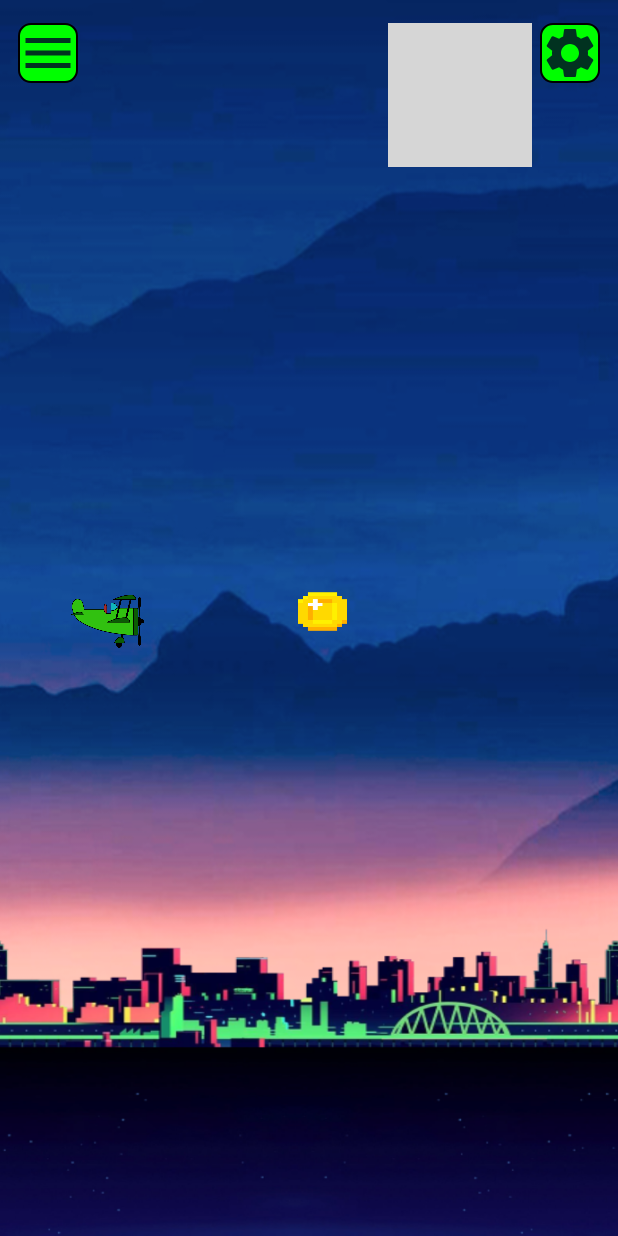
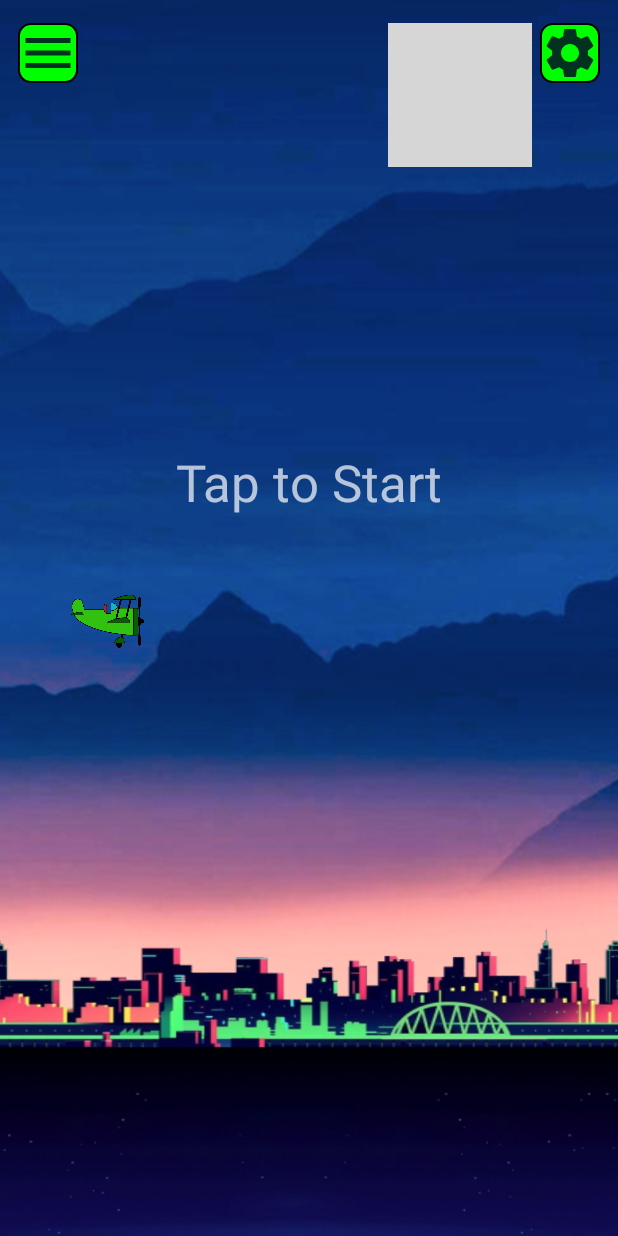
Before and after one commit to LorenzoCorradi/Flying_Chicken, an Android app: the screen it shows after launch (MainActivity), after a tap on "PLAY", on a phone screen of 412 x 824 dp. Run offline under Robolectric (Android 15) with nearby library versions, the phone set to English and light mode, and no system bars; grey boxes are pictures that could not be loaded.

Commit message:
Aggirnato il menu iniziale e fixati bug generali

```diff
--- a/app/src/main/java/com/example/flyingchicken/Bird.java
+++ b/app/src/main/java/com/example/flyingchicken/Bird.java
@@ -49,7 +49,8 @@ public class Bird extends BaseObject{
     public void setArrBms(ArrayList<Bitmap> arrBms) {
         this.arrBms = arrBms;
         for(int i=0;i<arrBms.size();i++){
-            this.arrBms.set(i,Bitmap.createScaledBitmap(this.arrBms.get(i),this.width,this.height,true));
+            Bitmap sup = Bitmap.createScaledBitmap(arrBms.get(i),this.width,this.height,true);
+            this.arrBms.set(i,sup);
         }
     }
 
--- a/app/src/main/java/com/example/flyingchicken/GameView.java
+++ b/app/src/main/java/com/example/flyingchicken/GameView.java
@@ -30,12 +30,13 @@ public class GameView extends View {
     private Bottom bottom1;
     private Bottom bottom2;
     private int score;
+    boolean first_touch = false;
     ArrayList<Pipe> pipes=new ArrayList<>();
     Resources res = getContext().getResources();
 
     //Metodo per comunicare con la MainActivity
     public interface IMyEventListener {
-        public void onEventOccurred(int score);
+        public void onEventOccurred(int score, boolean started);
     }
 
     private IMyEventListener mEventListener;
@@ -44,7 +45,7 @@ public class GameView extends View {
         this.mEventListener = mEventListener;
     }
 
-    public GameView(Context context, @Nullable AttributeSet attrs) {
+        public GameView(Context context, @Nullable AttributeSet attrs) {
         super(context, attrs);
         this.setBackground(context.getDrawable(Constants.BACKGROUND));
         bird=new Bird();
@@ -127,11 +128,11 @@ public class GameView extends View {
                 for (Pipe pipe : pipes) {
                     if (bird.touchesPipe(pipe)) {
                         bird.setDead(true);
-                        Toast.makeText(context, "dead", Toast.LENGTH_SHORT).show();
+                        //Toast.makeText(context, "dead", Toast.LENGTH_SHORT).show();
                         Constants.GAMEOVER = true;
                         Constants.SCORE = score;
                         if (mEventListener != null) {
-                            mEventListener.onEventOccurred(score);
+                            mEventListener.onEventOccurred(score, first_touch);
                         }
                     }
                     Float f1 = new Float(bird.getX());
@@ -139,8 +140,9 @@ public class GameView extends View {
                     if(f1.equals(f2)){
                         //Toast.makeText(context, "score" + score, Toast.LENGTH_SHORT).show();
                         score++;
+                        Constants.SCORE = score;
                         if (mEventListener != null) {
-                            mEventListener.onEventOccurred(score);
+                            mEventListener.onEventOccurred(score, first_touch);
                         }
                     }
 
@@ -157,17 +159,33 @@ public class GameView extends View {
 
         boolean status = Constants.PAUSED || Constants.GAMEOVER; //Se falsa le draw disegnano
 
-        bird.draw(canvas, status && bird.getY() > Constants.SCREEN_HEIGHT); //Si ferma quando e' caduto del tutto
+        if(!first_touch){
+            bird.draw(canvas, status);
+            bottom1.draw(canvas, status);
+            bottom2.draw(canvas, status);
 
-        Pipe.draw(canvas, status,pipes,res);
-        coin.draw(canvas, status);
-        bottom1.draw(canvas, status);
-        bottom2.draw(canvas, status);
+            if(bird.getY() > Constants.SCREEN_HEIGHT / 2 + 20){
+                bird.setDrop(-10); //Lo faccio saltare un po meno
+            }
+        }
+        else{
+            bird.draw(canvas, (status && !Constants.GAMEOVER) || bird.getY() > Constants.SCREEN_HEIGHT); //Si ferma quando e' caduto del tutto
+
+            Pipe.draw(canvas, status,pipes,res);
+            coin.draw(canvas, status);
+            bottom1.draw(canvas, status);
+            bottom2.draw(canvas, status);
+        }
+
         handler.postDelayed(r,10);
     }
 
     @Override
     public boolean onTouchEvent(MotionEvent event) {
+        if(!first_touch) {
+            first_touch = true;
+            mEventListener.onEventOccurred(score, first_touch);
+        }
         if(!bird.isDead())
         if(event.getAction()==MotionEvent.ACTION_UP){
             if(bird.getY() + bird.getHeight() / 2 > 0)
--- /dev/null
+++ b/app/src/main/java/com/example/flyingchicken/GameView2.java
@@ -0,0 +1,112 @@
+package com.example.flyingchicken;
+
+import static com.example.flyingchicken.Constants.COLLISIONS;
+
+import android.content.Context;
+import android.content.res.Resources;
+import android.graphics.Bitmap;
+import android.graphics.BitmapFactory;
+import android.graphics.Canvas;
+import android.graphics.Color;
+import android.graphics.Paint;
+import android.graphics.Path;
+import android.graphics.Picture;
+import android.graphics.Rect;
+import android.os.Handler;
+import android.util.AttributeSet;
+import android.view.MotionEvent;
+import android.view.View;
+import android.widget.Toast;
+
+import androidx.annotation.Nullable;
+
+import java.util.ArrayList;
+
+public class GameView2 extends View {
+    private Bird bird;
+    private Handler handler = new Handler();
+    private Runnable r=new Runnable() {
+        @Override
+        public void run() {
+            if(bird.getY() > Constants.SCREEN_HEIGHT / 2f + 100){
+                bird.setDrop(-10);
+            }
+
+            invalidate();
+        }
+    };;
+
+    public GameView2(Context context) {
+        super(context);
+
+        this.setBackground(context.getDrawable(Constants.BACKGROUND));
+
+
+        bird = new Bird();
+
+        bird.setWidth((150*Constants.SCREEN_WIDTH/1000));
+        bird.setHeight((120*Constants.SCREEN_HEIGHT/1900));
+        bird.setX(Constants.SCREEN_WIDTH / 2f);
+        bird.setY(Constants.SCREEN_HEIGHT/2-bird.getHeight()/2);
+        bird.setDead(false);
+        ArrayList<Bitmap> arrBms=new ArrayList<>();
+
+        arrBms.add(BitmapFactory.decodeResource(this.getResources(),R.drawable.eli_frame1));
+        arrBms.add(BitmapFactory.decodeResource(this.getResources(),R.drawable.eli_frame2));
+        arrBms.add(BitmapFactory.decodeResource(this.getResources(),R.drawable.eli_frame3));
+        arrBms.add(BitmapFactory.decodeResource(this.getResources(),R.drawable.eli_frame4));
+        bird.setArrBms(arrBms);
+
+    }
+
+    public GameView2(Context context, AttributeSet attrs, int defStyle) {
+        super(context, attrs, defStyle);
+
+
+        bird = new Bird();
+
+        bird.setWidth((150*Constants.SCREEN_WIDTH/1000));
+        bird.setHeight((120*Constants.SCREEN_HEIGHT/1900));
+        bird.setX(100 * Constants.SCREEN_WIDTH / 1000f);
+        bird.setY(Constants.SCREEN_HEIGHT/2-bird.getHeight()/2);
+        bird.setDead(false);
+        ArrayList<Bitmap> arrBms=new ArrayList<>();
+
+        arrBms.add(BitmapFactory.decodeResource(this.getResources(),R.drawable.eli_frame1));
+        arrBms.add(BitmapFactory.decodeResource(this.getResources(),R.drawable.eli_frame2));
+        arrBms.add(BitmapFactory.decodeResource(this.getResources(),R.drawable.eli_frame3));
+        arrBms.add(BitmapFactory.decodeResource(this.getResources(),R.drawable.eli_frame4));
+        bird.setArrBms(arrBms);
+
+    }
+
+
+    public GameView2(Context context, @Nullable AttributeSet attrs) {
+        super(context, attrs);
+
+
+        bird = new Bird();
+
+        bird.setWidth((150*Constants.SCREEN_WIDTH/1000));
+        bird.setHeight((120*Constants.SCREEN_HEIGHT/1900));
+        bird.setX(100 * Constants.SCREEN_WIDTH / 1000f);
+        bird.setY(Constants.SCREEN_HEIGHT/2-bird.getHeight()/2);
+        bird.setDead(false);
+        ArrayList<Bitmap> arrBms=new ArrayList<>();
+
+        arrBms.add(BitmapFactory.decodeResource(this.getResources(),R.drawable.eli_frame1));
+        arrBms.add(BitmapFactory.decodeResource(this.getResources(),R.drawable.eli_frame2));
+        arrBms.add(BitmapFactory.decodeResource(this.getResources(),R.drawable.eli_frame3));
+        arrBms.add(BitmapFactory.decodeResource(this.getResources(),R.drawable.eli_frame4));
+        bird.setArrBms(arrBms);
+
+    }
+
+    @Override
+    public void onDraw(Canvas canvas){
+      super.onDraw(canvas);
+      bird.draw(canvas, false);
+      handler.postDelayed(r, 10);
+    }
+
+}
--- a/app/src/main/java/com/example/flyingchicken/MainActivity.java
+++ b/app/src/main/java/com/example/flyingchicken/MainActivity.java
@@ -28,6 +28,8 @@ public class MainActivity extends AppCompatActivity implements View.OnClickListe
     PauseFragment pausefragment=new PauseFragment();
     GameOverFragment gameOverFragment = new GameOverFragment();
 
+    TextView txtViewScore; //Messo qui cosi lo tolgo il punteggio quando va in pausa
+
     @Override
     protected void onCreate(Bundle savedInstanceState) {
         super.onCreate(savedInstanceState);
@@ -48,13 +50,14 @@ public class MainActivity extends AppCompatActivity implements View.OnClickListe
         Constants.PAUSED=false;
         ImageView gameview=findViewById(R.id.imageView);
 
-        TextView txtViewScore = findViewById(R.id.textView4);
+        txtViewScore = findViewById(R.id.textView4);
+        txtViewScore.setText("Tap to Start");
 
         GameView GameView = findViewById(R.id.GameView);
         GameView.setEventListener(new com.example.flyingchicken.GameView.IMyEventListener() {
 
             @Override
-            public void onEventOccurred(int score) {
+            public void onEventOccurred(int score, boolean started) {
                 if(Constants.GAMEOVER){
                     txtViewScore.setText("");
                     FragmentTransaction fragmentTransaction=fragmentManager.beginTransaction();
@@ -62,8 +65,8 @@ public class MainActivity extends AppCompatActivity implements View.OnClickListe
                     fragmentTransaction.setTransition(FragmentTransaction.TRANSIT_FRAGMENT_FADE);
                     fragmentTransaction.commit();
                 }
-                else{
-                    txtViewScore.setText("Score: " + score);
+                else if(started){
+                    txtViewScore.setText(String.format("%d", score));
                 }
             }
         });
@@ -77,12 +80,16 @@ public class MainActivity extends AppCompatActivity implements View.OnClickListe
         fragmentTransaction.setTransition(FragmentTransaction.TRANSIT_FRAGMENT_FADE);
         //fragmentTransaction.addToBackStack(null);
         fragmentTransaction.commit();
+        txtViewScore.setText(String.format("%d", Constants.SCORE));
     }
     @Override
     public void onClick(View view) {
 
         if(view==findViewById(R.id.pauseButton)){
             Constants.PAUSED=(!Constants.PAUSED);
+
+            txtViewScore.setText("");
+
             FragmentTransaction fragmentTransaction=fragmentManager.beginTransaction();
             if(Constants.PAUSED) {
                 fragmentTransaction.add(R.id.fragmentContainerView2, pausefragment, "PauseFragment");
--- a/app/src/main/java/com/example/flyingchicken/MainActivity2.java
+++ b/app/src/main/java/com/example/flyingchicken/MainActivity2.java
@@ -2,13 +2,16 @@ package com.example.flyingchicken;
 
 import androidx.appcompat.app.AlertDialog;
 import androidx.appcompat.app.AppCompatActivity;
+import androidx.constraintlayout.widget.ConstraintLayout;
 
 import android.content.DialogInterface;
 import android.content.Intent;
 import android.media.MediaPlayer;
 import android.net.Uri;
 import android.os.Bundle;
+import android.util.DisplayMetrics;
 import android.view.View;
+import android.view.WindowManager;
 import android.widget.Button;
 import android.widget.ImageButton;
 import android.widget.VideoView;
@@ -24,11 +27,21 @@ public class MainActivity2 extends AppCompatActivity {
     @Override
     protected void onCreate(Bundle savedInstanceState) {
         super.onCreate(savedInstanceState);
+        this.getWindow().setFlags(WindowManager.LayoutParams.FLAG_FULLSCREEN,WindowManager.LayoutParams.FLAG_FULLSCREEN);
+        DisplayMetrics dm=new DisplayMetrics();
+        this.getWindowManager().getDefaultDisplay().getMetrics(dm);
+        Constants.SCREEN_WIDTH=dm.widthPixels;
+        Constants.SCREEN_HEIGHT=dm.heightPixels;
+
         setContentView(R.layout.activity_main2);
+
+        ConstraintLayout v = findViewById(R.id.layout2);
+        GameView2 myView = new GameView2(this);
+
         intentPlay =  new Intent(this, MainActivity.class);
         intentMenu =  new Intent(this, MenuActivity.class);
 
-        videoView = findViewById(R.id.videoView);
+        /*videoView = findViewById(R.id.videoView);
         Uri uri = Uri.parse("android.resource://"+getPackageName()+"/"+R.raw.background_looped);
         videoView.setVideoURI(uri);
         videoView.start();
@@ -37,15 +50,18 @@ public class MainActivity2 extends AppCompatActivity {
             public void onCompletion(MediaPlayer mediaPlayer) {
                 videoView.start();
             }
-        });
+        }); */
+
         playButton = findViewById(R.id.playButton);
         playButton.setOnClickListener(new View.OnClickListener() {
             @Override
             public void onClick(View view) {
-                videoView.pause();
+                //videoView.pause();
                 startActivity(intentPlay, savedInstanceState);
             }
         });
+
+        v.addView(myView);
 
         menuButton = findViewById(R.id.menuButton);
         menuButton.setOnClickListener(new View.OnClickListener() {
--- a/app/src/main/res/layout/activity_main.xml
+++ b/app/src/main/res/layout/activity_main.xml
@@ -7,9 +7,9 @@
     android:background="@drawable/background2">
 
     <com.example.flyingchicken.GameView
-        android:id="@+id/GameView"
-        android:layout_width="match_parent"
-        android:layout_height="match_parent" />
+    android:id="@+id/GameView"
+    android:layout_width="match_parent"
+    android:layout_height="match_parent" />
 
     <ImageButton
         android:id="@+id/settigsButton"
@@ -76,8 +76,10 @@
         android:layout_width="wrap_content"
         android:layout_height="wrap_content"
         android:layout_alignParentBottom="true"
+        android:layout_centerHorizontal="true"
         android:layout_marginBottom="480dp"
-        android:layout_centerHorizontal="true" />
+        android:text="0"
+        android:textSize="34sp" />
 
 
 </RelativeLayout>
--- a/app/src/main/res/layout/fragment_game_over.xml
+++ b/app/src/main/res/layout/fragment_game_over.xml
@@ -34,6 +34,7 @@
         android:layout_height="wrap_content"
         android:layout_marginTop="250dp"
         android:text="SCORE"
-        android:textAlignment="center" />
+        android:textAlignment="center"
+        android:textSize="34sp" />
 
 </FrameLayout>
```
Also changed, not shown: app/src/main/res/layout/activity_main2.xml (+13 -3 lines).
